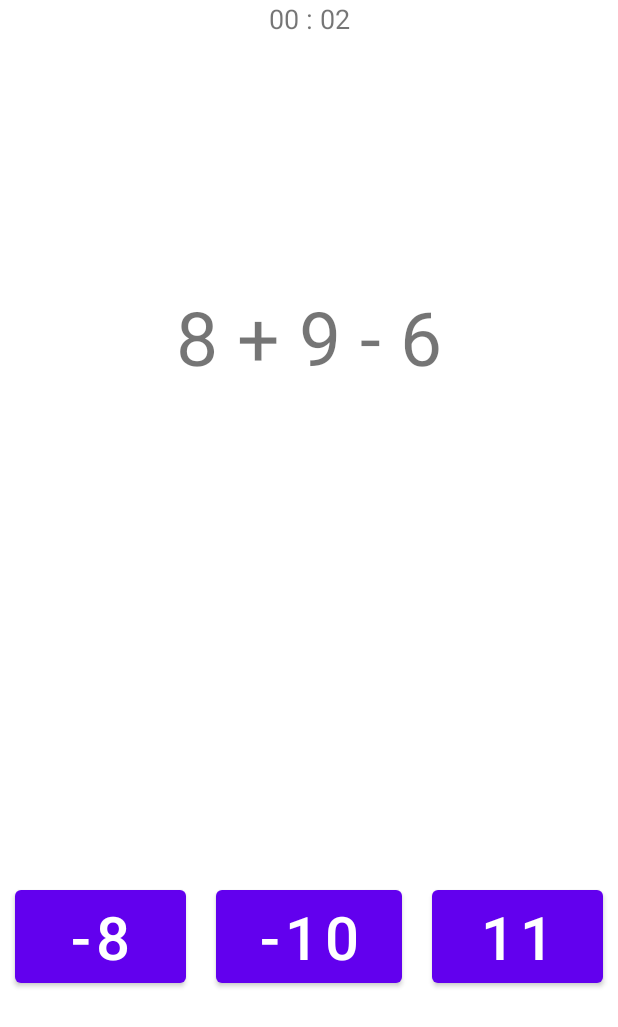
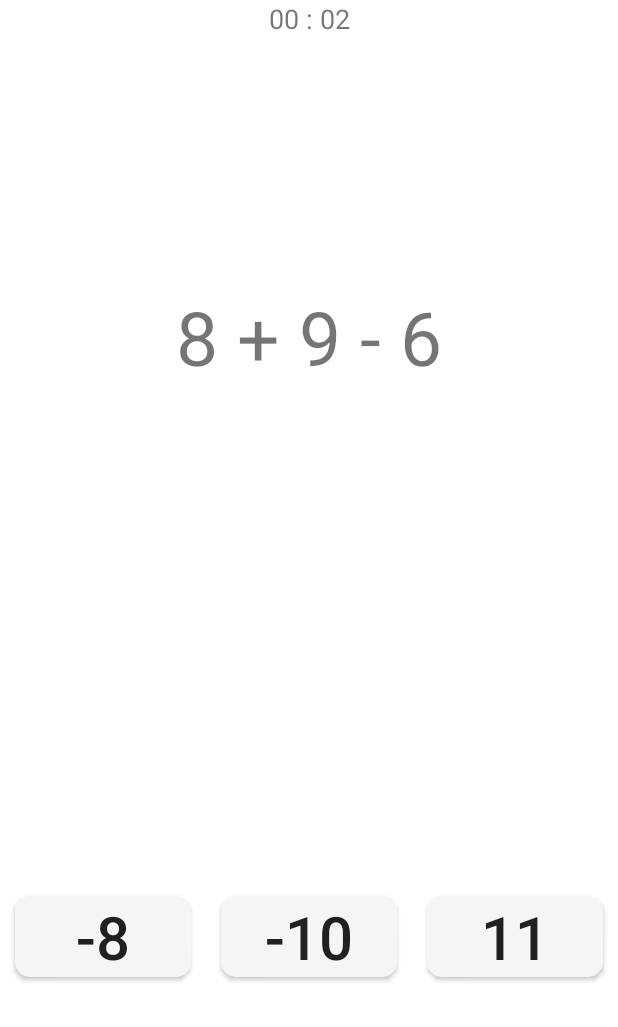
Before and after one commit to PervuhinRoman/BrainTraining, an Android app: the Training screen opened directly, with no data from a screen before it, on a phone screen of 412 x 824 dp. Shown: the top 1027 px of the screen. Run offline under Robolectric (Android 15) with nearby library versions, the phone set to English and light mode, and no system bars.

Commit message:
я разобрался как сделать кастомную кнопку

```diff
--- a/app/src/main/res/layout/activity_training.xml
+++ b/app/src/main/res/layout/activity_training.xml
@@ -31,35 +31,29 @@
         android:orientation="horizontal"
         android:layout_weight="1">
 
-        <Button
+        <androidx.appcompat.widget.AppCompatButton
             android:id="@+id/button1"
-            android:layout_width="wrap_content"
-            android:layout_height="wrap_content"
+            style="@style/custom_button"
             android:text="..."
             android:textSize="40sp"
             android:layout_gravity="center"
-            android:layout_weight="1"
-            android:layout_margin="10dp" />
+            android:layout_weight="1" />
 
-        <Button
+        <androidx.appcompat.widget.AppCompatButton
             android:id="@+id/button2"
-            android:layout_width="wrap_content"
-            android:layout_height="wrap_content"
             android:text="..."
+            style="@style/custom_button"
             android:textSize="40sp"
             android:layout_gravity="center"
-            android:layout_weight="1"
-            android:layout_margin="10dp" />
+            android:layout_weight="1" />
 
-        <Button
+        <androidx.appcompat.widget.AppCompatButton
             android:id="@+id/button3"
-            android:layout_width="wrap_content"
-            android:layout_height="wrap_content"
+            style="@style/custom_button"
             android:layout_gravity="center"
             android:text="..."
             android:textSize="40sp"
-            android:layout_weight="1"
-            android:layout_margin="10dp" />
+            android:layout_weight="1" />
     </LinearLayout>
 
 </LinearLayout>
--- /dev/null
+++ b/app/src/main/res/values/styles.xml
@@ -0,0 +1,17 @@
+<?xml version="1.0" encoding="utf-8"?>
+<resources>
+
+    <style name="seekbar_style">
+        <item name="android:layout_width">match_parent</item>
+        <item name="android:layout_height">wrap_content</item>
+    </style>
+
+    <style name="custom_button">
+        <item name="android:layout_width">wrap_content</item>
+        <item name="android:layout_height">wrap_content</item>
+        <item name="android:background">@drawable/custom_button_background</item>
+        <item name="android:textAllCaps">false</item>
+        <item name="android:layout_margin">10dp</item>
+        <item name="android:textSize">20sp</item>
+    </style>
+</resources>
```
Also changed, not shown: app/src/main/res/layout/activity_main.xml (+4 -8 lines), app/src/main/res/layout/activity_results.xml (+4 -8 lines), app/src/main/res/drawable/custom_button_background.xml (renamed from app/src/main/res/drawable/custom_button.xml).
